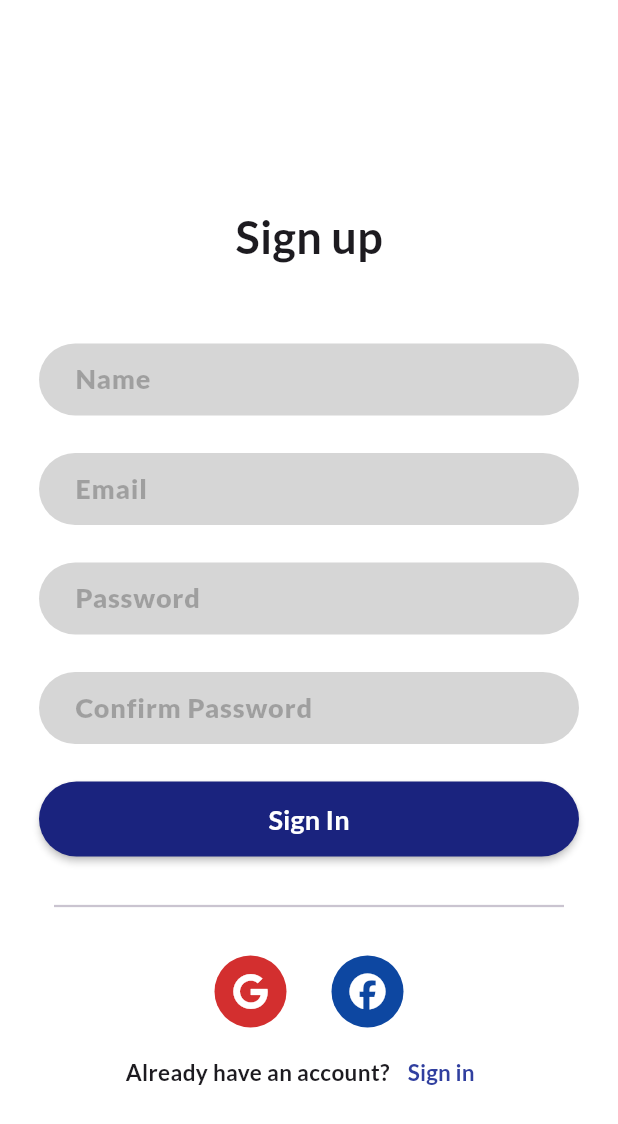
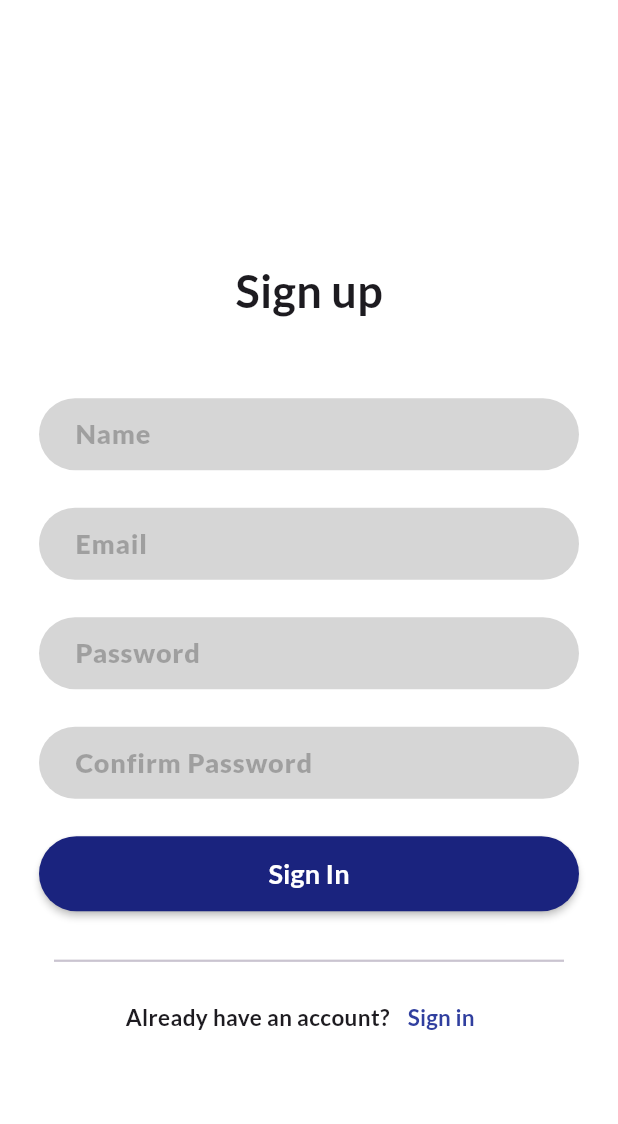
Before and after one commit to PraiseTechzw/healup, a Flutter app: the Register screen opened directly, on a phone screen of 412 x 824 dp. Shown: the top 1124 px of the screen. Run offline on Flutter 3.47's test engine with Material 3 defaults, Android fonts, the light colour scheme and no system bars; our stand-ins replace cached_network_image, carousel_slider, cloud_firestore, file_picker, firebase_auth, firebase_core and 11 more; accounts and stored records are empty; network calls fail.

Commit message:
Refactor authentication methods by removing Google sign-in functionality from AuthService, Register, and SignIn screens; implement email validation and password reset email feature in SignIn screen.

```diff
--- a/lib/screens/register.dart
+++ b/lib/screens/register.dart
@@ -1,6 +1,5 @@
 import 'package:flutter/material.dart';
 import 'package:flutter/services.dart';
-import 'package:font_awesome_flutter/font_awesome_flutter.dart';
 import 'package:google_fonts/google_fonts.dart';
 import 'package:healup/screens/signIn.dart';
 import 'package:healup/services/auth_service.dart';
@@ -265,38 +264,7 @@ class _RegisterState extends State<Register> {
               width: MediaQuery.of(context).size.width,
               child: Divider(thickness: 1.5),
             ),
-            Container(
-              padding: EdgeInsets.only(top: 25),
-              child: Row(
-                mainAxisAlignment: MainAxisAlignment.center,
-                children: [
-                  Container(
-                    decoration: BoxDecoration(
-                      color: Colors.red[700],
-                      borderRadius: BorderRadius.circular(32),
-                    ),
-                    child: IconButton(
-                      icon: Icon(FontAwesomeIcons.google, color: Colors.white),
-                      onPressed: _signInWithGoogle,
-                    ),
-                  ),
-                  SizedBox(width: 30),
-                  Container(
-                    decoration: BoxDecoration(
-                      color: Colors.blue[900],
-                      borderRadius: BorderRadius.circular(32),
-                    ),
-                    child: IconButton(
-                      icon: Icon(
-                        FontAwesomeIcons.facebook,
-                        color: Colors.white,
-                      ),
-                      onPressed: () {},
-                    ),
-                  ),
-                ],
-              ),
-            ),
+
             Container(
               child: Padding(
                 padding: const EdgeInsets.only(top: 5.0),
@@ -429,35 +397,7 @@ class _RegisterState extends State<Register> {
     }
   }
 
-  void _signInWithGoogle() async {
-    try {
-      showLoaderDialog(context);
-      final credential = await AuthService.signInWithGoogle();
 
-      if (credential != null) {
-        Navigator.of(
-          context,
-        ).pushNamedAndRemoveUntil('/home', (Route<dynamic> route) => false);
-      } else {
-        Navigator.pop(context);
-      }
-    } catch (e) {
-      Navigator.pop(context);
-      ScaffoldMessenger.of(context).showSnackBar(
-        SnackBar(
-          content: Row(
-            children: [
-              Icon(Icons.error_outline, color: Colors.white),
-              SizedBox(width: 8),
-              Expanded(child: Text(e.toString())),
-            ],
-          ),
-          backgroundColor: Colors.red,
-          duration: Duration(seconds: 4),
-        ),
-      );
-    }
-  }
 
   void _pushPage(BuildContext context, Widget page) {
     Navigator.of(context).push(MaterialPageRoute<void>(builder: (_) => page));
```
Also changed, not shown: lib/screens/signIn.dart (+52 -62 lines), lib/services/auth_service.dart (+1 -54 lines).
